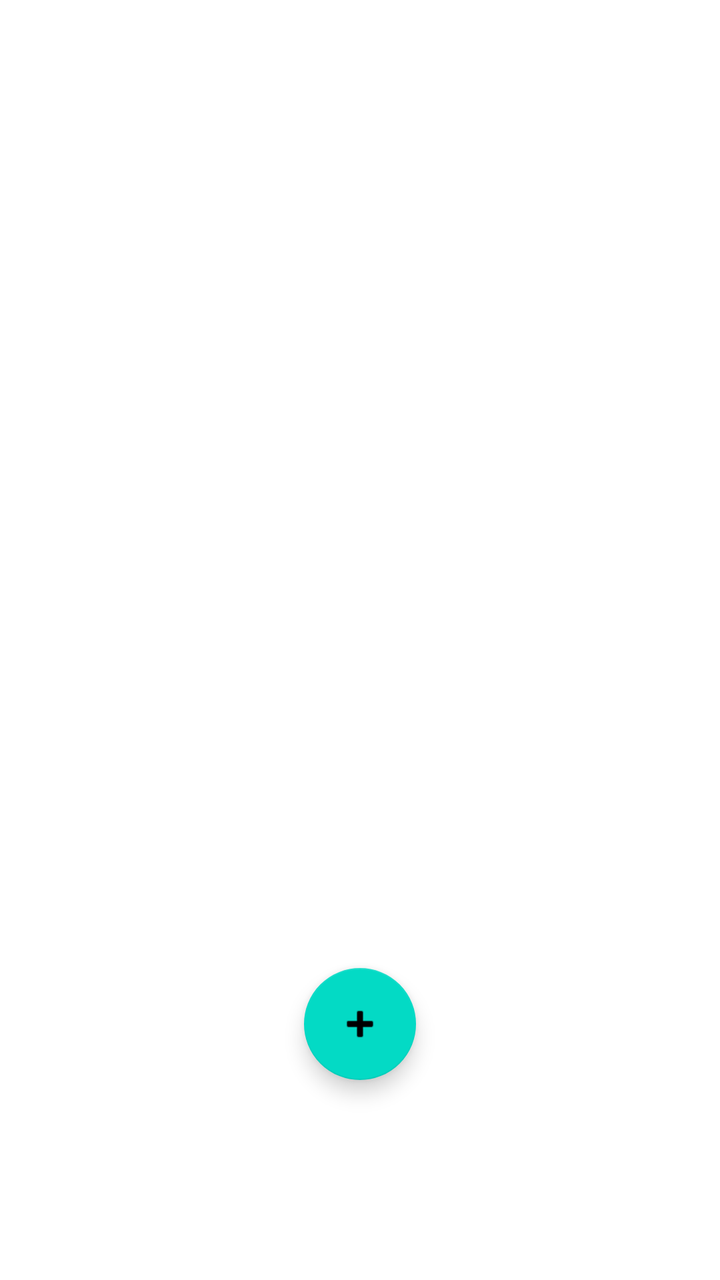
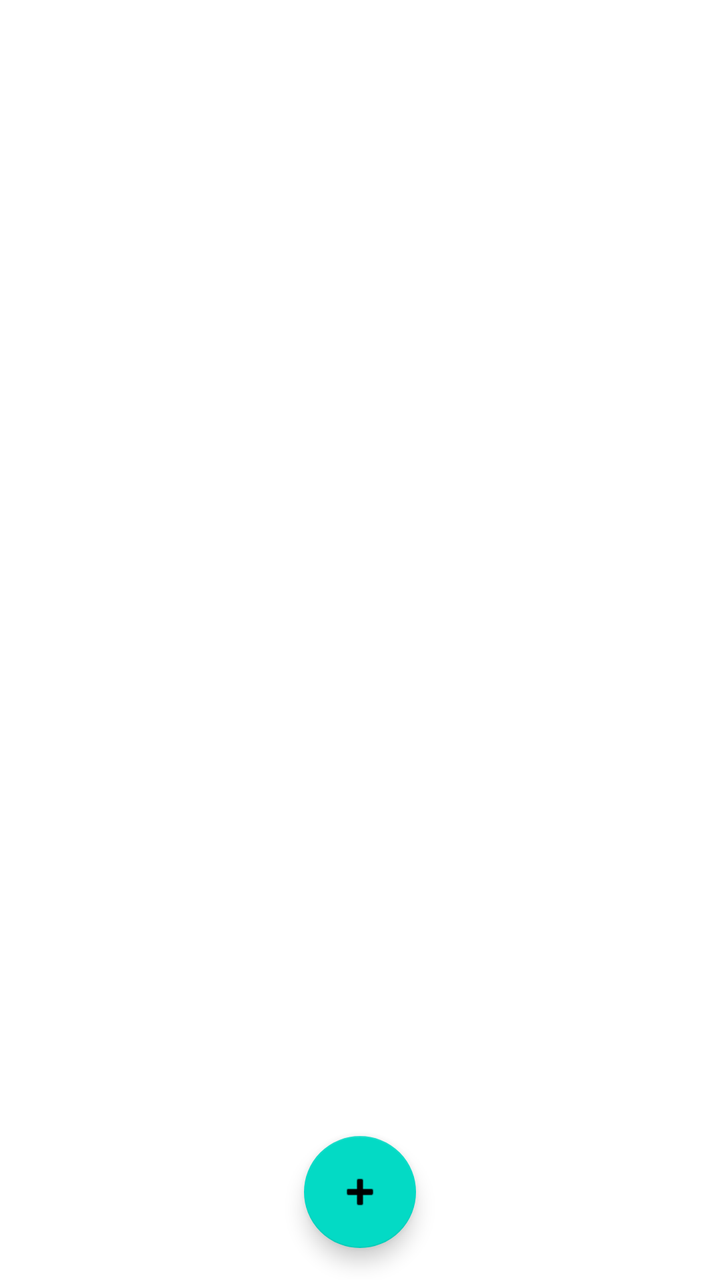

An Android layout rendered at two revisions. The XML below is the earlier revision; the diff shows what the commit changed to produce the second picture.
<!-- AndroidManifest.xml: application theme Theme.Games -->
<!-- res/layout/fragment_home.xml -->
<?xml version="1.0" encoding="utf-8"?>
<androidx.coordinatorlayout.widget.CoordinatorLayout xmlns:android="http://schemas.android.com/apk/res/android"
    xmlns:app="http://schemas.android.com/apk/res-auto"
    xmlns:tools="http://schemas.android.com/tools"
    android:layout_width="match_parent"
    android:layout_height="match_parent"
    tools:context=".ui.home.HomeFragment">

    <com.google.android.material.floatingactionbutton.FloatingActionButton
        android:id="@+id/floatingActionButton"
        android:layout_width="wrap_content"
        android:layout_height="wrap_content"
        android:layout_gravity="bottom|center_horizontal"
        android:layout_marginBottom="100dp"
        android:clickable="true"
        android:src="@android:drawable/ic_input_add" />

    <LinearLayout
        android:layout_width="match_parent"
        android:layout_height="match_parent"
        android:orientation="vertical">

        <FrameLayout
            android:id="@+id/homeFrame"
            android:layout_width="match_parent"
            android:layout_height="0dp"
            android:layout_weight="5">

        </FrameLayout>

        <TextView
            android:id="@+id/text_home"
            android:layout_width="match_parent"
            android:layout_height="0dp"
            android:layout_weight="1"
            android:textAlignment="center"
            android:textSize="20sp" />

    </LinearLayout>

</androidx.coordinatorlayout.widget.CoordinatorLayout>
<!-- resources referenced by this layout -->
<resources>
  <style name="Theme.Games" parent="Theme.MaterialComponents.DayNight.DarkActionBar">
          
          <item name="colorPrimary">@color/purple_500</item>
          <item name="colorPrimaryVariant">@color/purple_700</item>
          <item name="colorOnPrimary">@color/white</item>
          
          <item name="colorSecondary">@color/teal_200</item>
          <item name="colorSecondaryVariant">@color/teal_700</item>
          <item name="colorOnSecondary">@color/black</item>
          
          <item name="android:statusBarColor">?attr/colorPrimaryVariant</item>
          
      </style>
  <color name="purple_500">#FF6200EE</color>
  <color name="purple_700">#FF3700B3</color>
  <color name="white">#FFFFFFFF</color>
  <color name="teal_200">#FF03DAC5</color>
  <color name="teal_700">#FF018786</color>
  <color name="black">#FF000000</color>
</resources>

<!-- the commit's change to res/layout/fragment_home.xml (unified diff, before → after) -->
@@ -11,7 +11,7 @@
         android:layout_width="wrap_content"
         android:layout_height="wrap_content"
         android:layout_gravity="bottom|center_horizontal"
-        android:layout_marginBottom="100dp"
+        android:layout_marginBottom="16dp"
         android:clickable="true"
         android:src="@android:drawable/ic_input_add" />
 
@@ -24,7 +24,7 @@
             android:id="@+id/homeFrame"
             android:layout_width="match_parent"
             android:layout_height="0dp"
-            android:layout_weight="5">
+            android:layout_weight="7">
 
         </FrameLayout>
 
